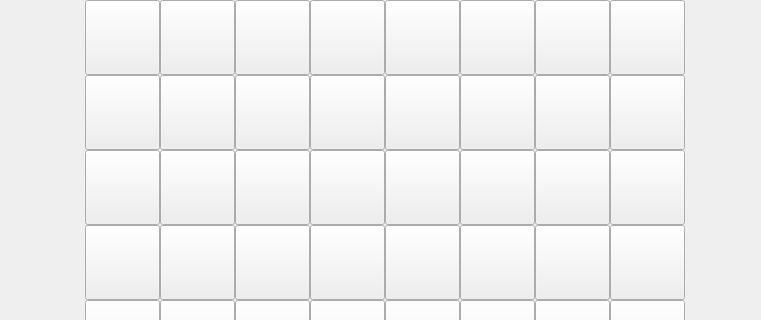
The window that chesswindow.ui (maxh24500/Echec) describes before a commit, drawn with Qt 5; both pictures show x 210 to 971 and y 197 to 517 of the 1221 by 718 pixel window.
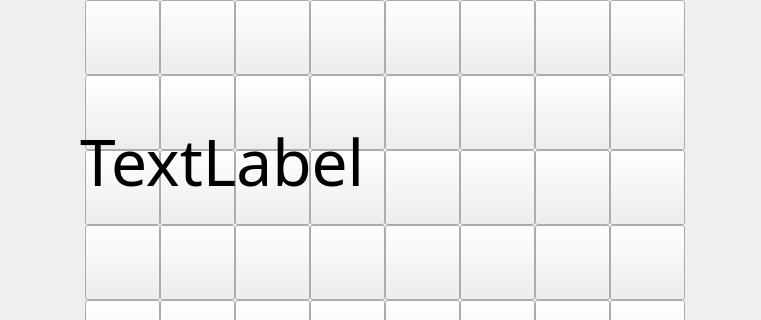
The same window after the commit.

What changed in the file:
```diff
--- a/chesswindow.ui
+++ b/chesswindow.ui
@@ -843,7 +843,468 @@
         </rect>
       </property>
       <property name="text">
-        <string></string>
+     <string/>
+    </property>
+   </widget>
+   <widget class="QLabel" name="winnerText">
+    <property name="geometry">
+     <rect>
+      <x>290</x>
+      <y>260</y>
+      <width>601</width>
+      <height>161</height>
+     </rect>
+    </property>
+    <property name="palette">
+     <palette>
+      <active>
+       <colorrole role="WindowText">
+        <brush brushstyle="SolidPattern">
+         <color alpha="255">
+          <red>0</red>
+          <green>0</green>
+          <blue>0</blue>
+         </color>
+        </brush>
+       </colorrole>
+       <colorrole role="Button">
+        <brush brushstyle="SolidPattern">
+         <color alpha="255">
+          <red>255</red>
+          <green>0</green>
+          <blue>0</blue>
+         </color>
+        </brush>
+       </colorrole>
+       <colorrole role="Light">
+        <brush brushstyle="SolidPattern">
+         <color alpha="255">
+          <red>255</red>
+          <green>127</green>
+          <blue>127</blue>
+         </color>
+        </brush>
+       </colorrole>
+       <colorrole role="Midlight">
+        <brush brushstyle="SolidPattern">
+         <color alpha="255">
+          <red>255</red>
+          <green>63</green>
+          <blue>63</blue>
+         </color>
+        </brush>
+       </colorrole>
+       <colorrole role="Dark">
+        <brush brushstyle="SolidPattern">
+         <color alpha="255">
+          <red>127</red>
+          <green>0</green>
+          <blue>0</blue>
+         </color>
+        </brush>
+       </colorrole>
+       <colorrole role="Mid">
+        <brush brushstyle="SolidPattern">
+         <color alpha="255">
+          <red>170</red>
+          <green>0</green>
+          <blue>0</blue>
+         </color>
+        </brush>
+       </colorrole>
+       <colorrole role="Text">
+        <brush brushstyle="SolidPattern">
+         <color alpha="255">
+          <red>0</red>
+          <green>0</green>
+          <blue>0</blue>
+         </color>
+        </brush>
+       </colorrole>
+       <colorrole role="BrightText">
+        <brush brushstyle="SolidPattern">
+         <color alpha="255">
+          <red>255</red>
+          <green>255</green>
+          <blue>255</blue>
+         </color>
+        </brush>
+       </colorrole>
+       <colorrole role="ButtonText">
+        <brush brushstyle="SolidPattern">
+         <color alpha="255">
+          <red>0</red>
+          <green>0</green>
+          <blue>0</blue>
+         </color>
+        </brush>
+       </colorrole>
+       <colorrole role="Base">
+        <brush brushstyle="SolidPattern">
+         <color alpha="255">
+          <red>255</red>
+          <green>255</green>
+          <blue>255</blue>
+         </color>
+        </brush>
+       </colorrole>
+       <colorrole role="Window">
+        <brush brushstyle="SolidPattern">
+         <color alpha="255">
+          <red>255</red>
+          <green>0</green>
+          <blue>0</blue>
+         </color>
+        </brush>
+       </colorrole>
+       <colorrole role="Shadow">
+        <brush brushstyle="SolidPattern">
+         <color alpha="255">
+          <red>0</red>
+          <green>0</green>
+          <blue>0</blue>
+         </color>
+        </brush>
+       </colorrole>
+       <colorrole role="AlternateBase">
+        <brush brushstyle="SolidPattern">
+         <color alpha="255">
+          <red>255</red>
+          <green>127</green>
+          <blue>127</blue>
+         </color>
+        </brush>
+       </colorrole>
+       <colorrole role="ToolTipBase">
+        <brush brushstyle="SolidPattern">
+         <color alpha="255">
+          <red>255</red>
+          <green>255</green>
+          <blue>220</blue>
+         </color>
+        </brush>
+       </colorrole>
+       <colorrole role="ToolTipText">
+        <brush brushstyle="SolidPattern">
+         <color alpha="255">
+          <red>0</red>
+          <green>0</green>
+          <blue>0</blue>
+         </color>
+        </brush>
+       </colorrole>
+       <colorrole role="PlaceholderText">
+        <brush brushstyle="SolidPattern">
+         <color alpha="128">
+          <red>0</red>
+          <green>0</green>
+          <blue>0</blue>
+         </color>
+        </brush>
+       </colorrole>
+      </active>
+      <inactive>
+       <colorrole role="WindowText">
+        <brush brushstyle="SolidPattern">
+         <color alpha="255">
+          <red>0</red>
+          <green>0</green>
+          <blue>0</blue>
+         </color>
+        </brush>
+       </colorrole>
+       <colorrole role="Button">
+        <brush brushstyle="SolidPattern">
+         <color alpha="255">
+          <red>255</red>
+          <green>0</green>
+          <blue>0</blue>
+         </color>
+        </brush>
+       </colorrole>
+       <colorrole role="Light">
+        <brush brushstyle="SolidPattern">
+         <color alpha="255">
+          <red>255</red>
+          <green>127</green>
+          <blue>127</blue>
+         </color>
+        </brush>
+       </colorrole>
+       <colorrole role="Midlight">
+        <brush brushstyle="SolidPattern">
+         <color alpha="255">
+          <red>255</red>
+          <green>63</green>
+          <blue>63</blue>
+         </color>
+        </brush>
+       </colorrole>
+       <colorrole role="Dark">
+        <brush brushstyle="SolidPattern">
+         <color alpha="255">
+          <red>127</red>
+          <green>0</green>
+          <blue>0</blue>
+         </color>
+        </brush>
+       </colorrole>
+       <colorrole role="Mid">
+        <brush brushstyle="SolidPattern">
+         <color alpha="255">
+          <red>170</red>
+          <green>0</green>
+          <blue>0</blue>
+         </color>
+        </brush>
+       </colorrole>
+       <colorrole role="Text">
+        <brush brushstyle="SolidPattern">
+         <color alpha="255">
+          <red>0</red>
+          <green>0</green>
+          <blue>0</blue>
+         </color>
+        </brush>
+       </colorrole>
+       <colorrole role="BrightText">
+        <brush brushstyle="SolidPattern">
+         <color alpha="255">
+          <red>255</red>
+          <green>255</green>
+          <blue>255</blue>
+         </color>
+        </brush>
+       </colorrole>
+       <colorrole role="ButtonText">
+        <brush brushstyle="SolidPattern">
+         <color alpha="255">
+          <red>0</red>
+          <green>0</green>
+          <blue>0</blue>
+         </color>
+        </brush>
+       </colorrole>
+       <colorrole role="Base">
+        <brush brushstyle="SolidPattern">
+         <color alpha="255">
+          <red>255</red>
+          <green>255</green>
+          <blue>255</blue>
+         </color>
+        </brush>
+       </colorrole>
+       <colorrole role="Window">
+        <brush brushstyle="SolidPattern">
+         <color alpha="255">
+          <red>255</red>
+          <green>0</green>
+          <blue>0</blue>
+         </color>
+        </brush>
+       </colorrole>
+       <colorrole role="Shadow">
+        <brush brushstyle="SolidPattern">
+         <color alpha="255">
+          <red>0</red>
+          <green>0</green>
+          <blue>0</blue>
+         </color>
+        </brush>
+       </colorrole>
+       <colorrole role="AlternateBase">
+        <brush brushstyle="SolidPattern">
+         <color alpha="255">
+          <red>255</red>
+          <green>127</green>
+          <blue>127</blue>
+         </color>
+        </brush>
+       </colorrole>
+       <colorrole role="ToolTipBase">
+        <brush brushstyle="SolidPattern">
+         <color alpha="255">
+          <red>255</red>
+          <green>255</green>
+          <blue>220</blue>
+         </color>
+        </brush>
+       </colorrole>
+       <colorrole role="ToolTipText">
+        <brush brushstyle="SolidPattern">
+         <color alpha="255">
+          <red>0</red>
+          <green>0</green>
+          <blue>0</blue>
+         </color>
+        </brush>
+       </colorrole>
+       <colorrole role="PlaceholderText">
+        <brush brushstyle="SolidPattern">
+         <color alpha="128">
+          <red>0</red>
+          <green>0</green>
+          <blue>0</blue>
+         </color>
+        </brush>
+       </colorrole>
+      </inactive>
+      <disabled>
+       <colorrole role="WindowText">
+        <brush brushstyle="SolidPattern">
+         <color alpha="255">
+          <red>127</red>
+          <green>0</green>
+          <blue>0</blue>
+         </color>
+        </brush>
+       </colorrole>
+       <colorrole role="Button">
+        <brush brushstyle="SolidPattern">
+         <color alpha="255">
+          <red>255</red>
+          <green>0</green>
+          <blue>0</blue>
+         </color>
+        </brush>
+       </colorrole>
+       <colorrole role="Light">
+        <brush brushstyle="SolidPattern">
+         <color alpha="255">
+          <red>255</red>
+          <green>127</green>
+          <blue>127</blue>
+         </color>
+        </brush>
+       </colorrole>
+       <colorrole role="Midlight">
+        <brush brushstyle="SolidPattern">
+         <color alpha="255">
+          <red>255</red>
+          <green>63</green>
+          <blue>63</blue>
+         </color>
+        </brush>
+       </colorrole>
+       <colorrole role="Dark">
+        <brush brushstyle="SolidPattern">
+         <color alpha="255">
+          <red>127</red>
+          <green>0</green>
+          <blue>0</blue>
+         </color>
+        </brush>
+       </colorrole>
+       <colorrole role="Mid">
+        <brush brushstyle="SolidPattern">
+         <color alpha="255">
+          <red>170</red>
+          <green>0</green>
+          <blue>0</blue>
+         </color>
+        </brush>
+       </colorrole>
+       <colorrole role="Text">
+        <brush brushstyle="SolidPattern">
+         <color alpha="255">
+          <red>127</red>
+          <green>0</green>
+          <blue>0</blue>
+         </color>
+        </brush>
+       </colorrole>
+       <colorrole role="BrightText">
+        <brush brushstyle="SolidPattern">
+         <color alpha="255">
+          <red>255</red>
+          <green>255</green>
+          <blue>255</blue>
+         </color>
+        </brush>
+       </colorrole>
+       <colorrole role="ButtonText">
+        <brush brushstyle="SolidPattern">
+         <color alpha="255">
+          <red>127</red>
+          <green>0</green>
+          <blue>0</blue>
+         </color>
+        </brush>
+       </colorrole>
+       <colorrole role="Base">
+        <brush brushstyle="SolidPattern">
+         <color alpha="255">
+          <red>255</red>
+          <green>0</green>
+          <blue>0</blue>
+         </color>
+        </brush>
+       </colorrole>
+       <colorrole role="Window">
+        <brush brushstyle="SolidPattern">
+         <color alpha="255">
+          <red>255</red>
+          <green>0</green>
+          <blue>0</blue>
+         </color>
+        </brush>
+       </colorrole>
+       <colorrole role="Shadow">
+        <brush brushstyle="SolidPattern">
+         <color alpha="255">
+          <red>0</red>
+          <green>0</green>
+          <blue>0</blue>
+         </color>
+        </brush>
+       </colorrole>
+       <colorrole role="AlternateBase">
+        <brush brushstyle="SolidPattern">
+         <color alpha="255">
+          <red>255</red>
+          <green>0</green>
+          <blue>0</blue>
+         </color>
+        </brush>
+       </colorrole>
+       <colorrole role="ToolTipBase">
+        <brush brushstyle="SolidPattern">
+         <color alpha="255">
+          <red>255</red>
+          <green>255</green>
+          <blue>220</blue>
+         </color>
+        </brush>
+       </colorrole>
+       <colorrole role="ToolTipText">
+        <brush brushstyle="SolidPattern">
+         <color alpha="255">
+          <red>0</red>
+          <green>0</green>
+          <blue>0</blue>
+         </color>
+        </brush>
+       </colorrole>
+       <colorrole role="PlaceholderText">
+        <brush brushstyle="SolidPattern">
+         <color alpha="128">
+          <red>0</red>
+          <green>0</green>
+          <blue>0</blue>
+         </color>
+        </brush>
+       </colorrole>
+      </disabled>
+     </palette>
+    </property>
+    <property name="font">
+     <font>
+      <family>Papyrus</family>
+      <pointsize>48</pointsize>
+     </font>
+    </property>
+    <property name="text">
+     <string>TextLabel</string>
       </property>
     </widget>
   </widget>
```
Left out of the diff: 128 changed lines with no effect on the pictures. Lines whose indentation alone changed are shown as unchanged.
